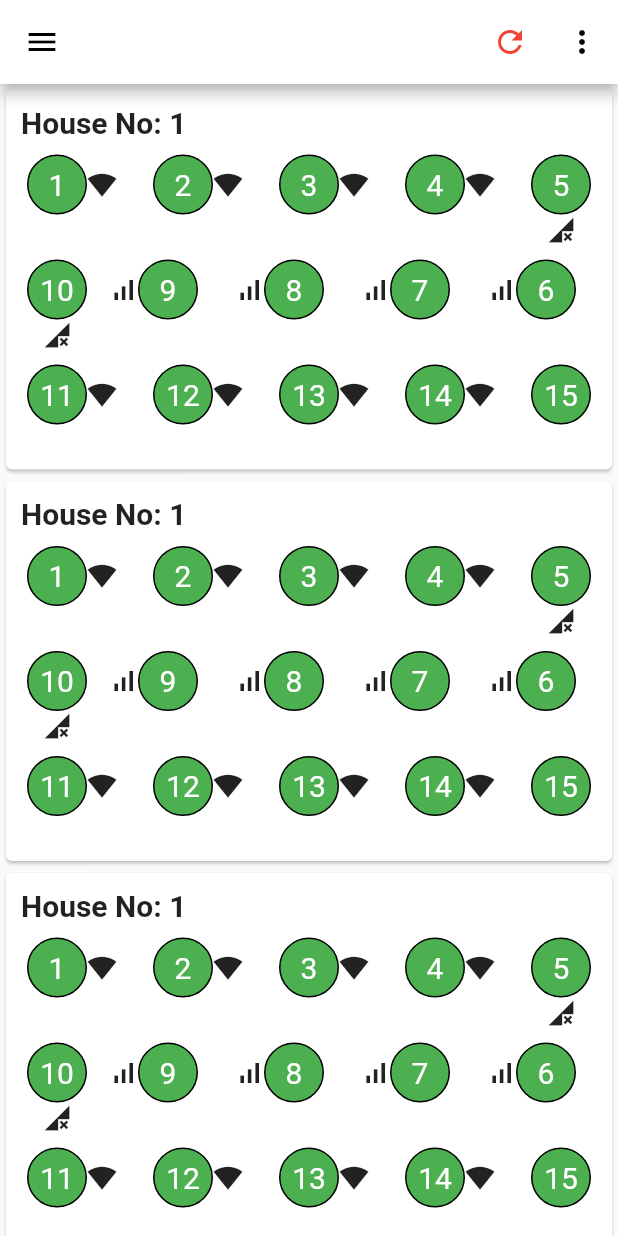
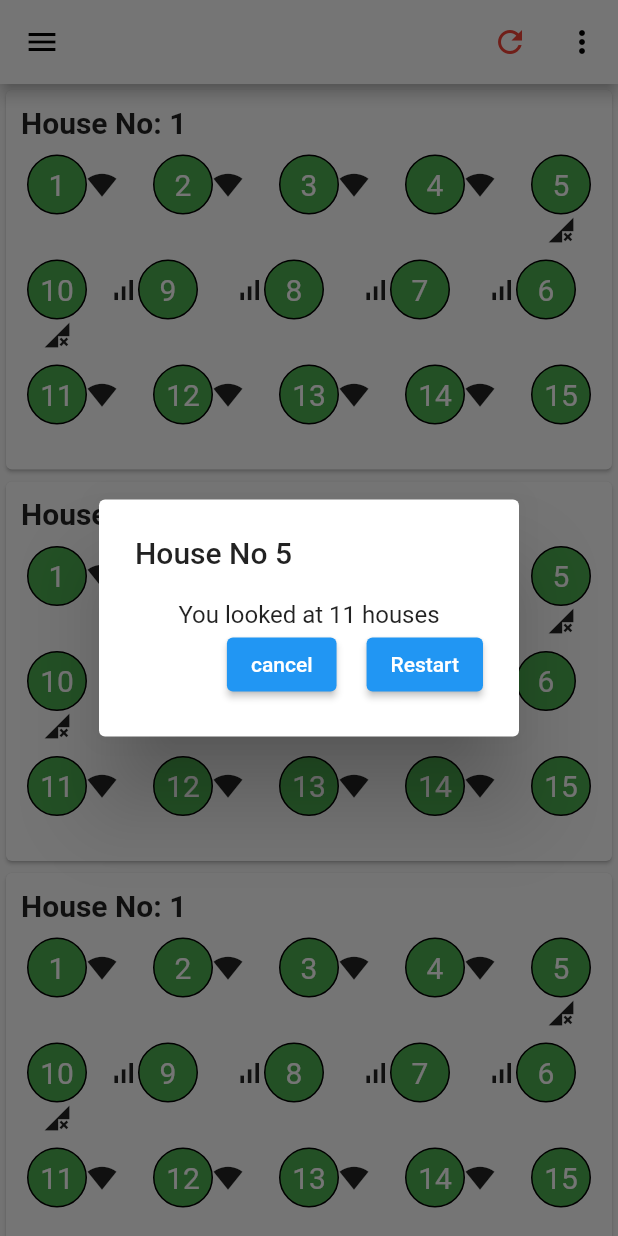
Before and after one commit to innovationstechn/house_app, a Flutter app: the screen it shows after launch, on a phone screen of 412 x 824 dp. Run offline on Flutter 3.47's test engine with Material 2 defaults, Android fonts, the phone set to English and light mode, and no system bars; our stand-ins replace floor, moor; accounts and stored records are empty; generated files the repository leaves out were written again.

Commit message:
Dialog for house visited settings

```diff
--- a/lib/database/database.dart
+++ b/lib/database/database.dart
@@ -56,6 +56,8 @@ class HouseAppDatabase extends _$HouseAppDatabase {
         ..where((tbl) => tbl.visited.equals(visited)))
       .get();
 
+
+
   // You should bump this number whenever you change or add a table definition.
   @override
   int get schemaVersion => 1;
--- a/lib/main.dart
+++ b/lib/main.dart
@@ -45,6 +45,54 @@ class _MyHomePageState extends State<MyHomePage> {
 
   @override
   Widget build(BuildContext context) {
+
+    // Check all visited and show dialog on it.
+    Provider.of<DatabaseHelper>(context,listen:false).checkAllVisited().then((value) {
+      if(value){
+        showDialog(context: context,
+            builder: (_) => AlertDialog(
+              title: Text('House No 5'),
+              content: Column(
+                mainAxisSize: MainAxisSize.min,
+                children: [
+                  Text("You looked at 11 houses"),
+                  Row(
+                    mainAxisAlignment: MainAxisAlignment.end,
+                    children: [
+                      ElevatedButton(onPressed: (){
+                        //Closing dialog and activity
+                        Navigator.of(context, rootNavigator: true).pop();
+                        Navigator.of(context).pop();}, child: Text("cancel")),
+                      SizedBox(width: 20,),
+                      ElevatedButton(onPressed: (){
+                        //Closing dialog and activity
+                        Provider.of<DatabaseHelper>(context,listen:false).updateAll();
+                        Navigator.of(context, rootNavigator: true).pop();
+                        Navigator.of(context).pop();
+                      }, child: Text("Restart")),
+                    ],)
+                ],
+              ),
+            ));
+      }
+      else {
+
+        if(Provider.of<DatabaseHelper>(context,listen: false).dialogOpen==true){
+          Provider.of<DatabaseHelper>(context,listen: false).dialogOpen = false;
+          showDialog(context: context,
+              builder: (_) => AlertDialog(
+                title: Text("House No "+Provider.of<DatabaseHelper>(context,listen: false).houseInfo.houseID.toString()),
+                content: Column(
+                  mainAxisSize: MainAxisSize.min,
+                  children: [
+                    Text("You looked at "+Provider.of<DatabaseHelper>(context,listen: false).houseInfo.number.toString()),
+                   ],
+                ),
+              ));
+        }
+      }
+    });
+
     return Scaffold(
       appBar: StandardAppBar(
         title: "",
--- a/lib/model/database_helper_model.dart
+++ b/lib/model/database_helper_model.dart
@@ -10,6 +10,8 @@ class DatabaseHelper extends ChangeNotifier {
 
   List<MainHouseModel> get mainHouseModelList => _mainHouseModelList;
   HouseAppDatabase database = new HouseAppDatabase();
+  bool dialogOpen = false;
+  House houseInfo = House(houseID: 0,number: 0,visited: false);
 
   DatabaseHelper() {
 
@@ -89,7 +91,7 @@ class DatabaseHelper extends ChangeNotifier {
   }
 
   // Update house
-  Future updateData(House house,BuildContext context) async {
+  Future updateData(House house) async {
     database.updateHouse(house);
     loadData();
   }
```
Also changed, not shown: lib/screen/houseSubCategoryPage.dart (+8 -34 lines).
